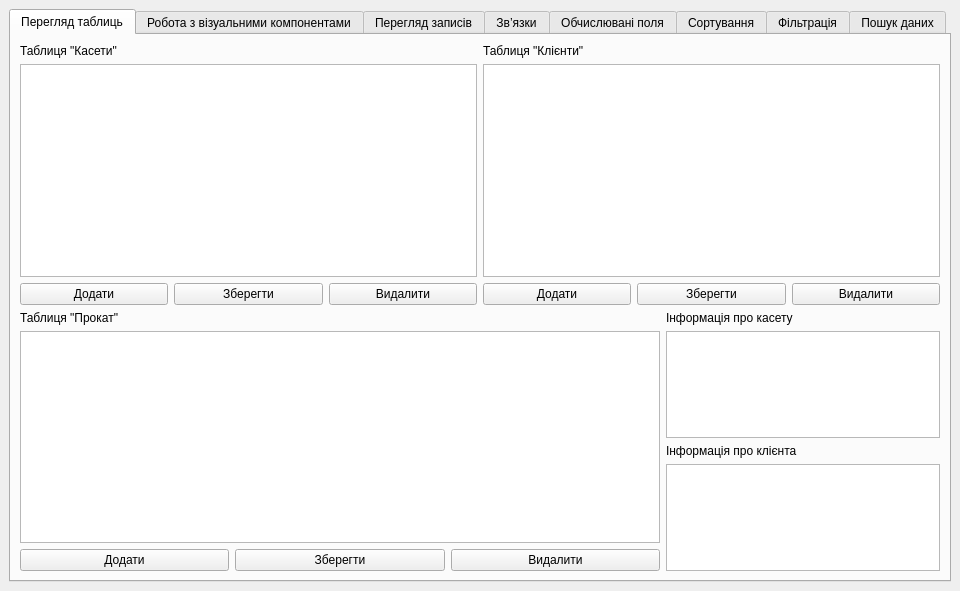
First picture: the form in III_course/2025-11-19-qt-practical-13-postgresql/rental/rental.ui, repository yourhostel/cpp_course, before the edit.
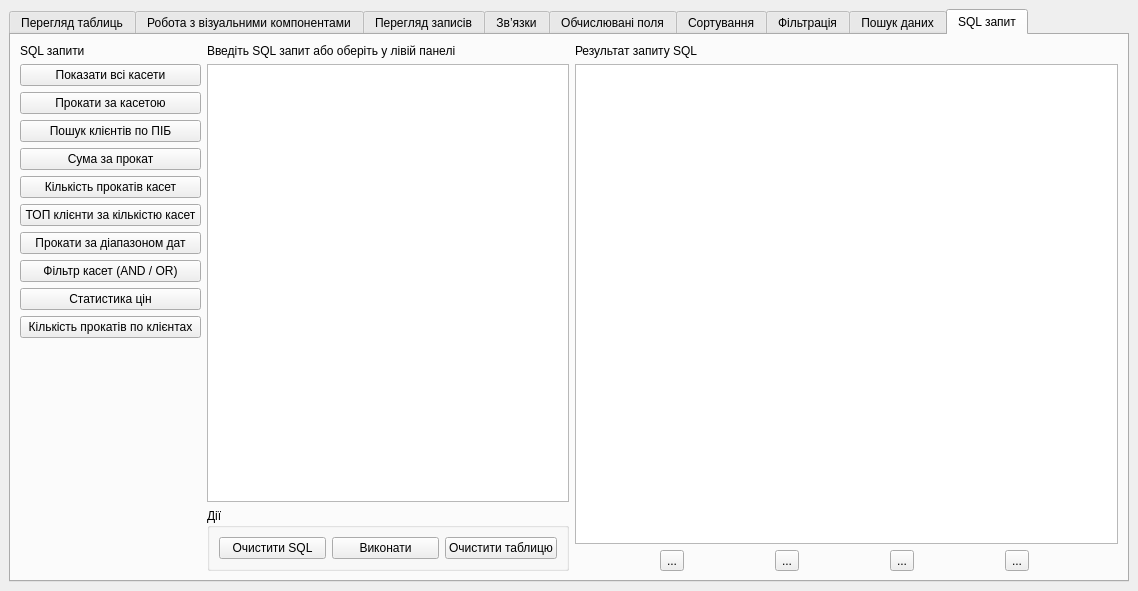
Second picture: the form after the edit. The open tabs and pages were chosen to show the change. Icons and pictures are not drawn.

Commit message: Додано sql_query

```diff
--- a/III_course/2025-11-19-qt-practical-13-postgresql/rental/rental.ui
+++ b/III_course/2025-11-19-qt-practical-13-postgresql/rental/rental.ui
@@ -6,7 +6,7 @@
    <rect>
     <x>0</x>
     <y>0</y>
-    <width>960</width>
+    <width>1138</width>
     <height>591</height>
    </rect>
   </property>
@@ -1583,6 +1583,213 @@
           </item>
          </layout>
         </widget>
+        <widget class="QWidget" name="tabSqlQuery">
+         <attribute name="title">
+          <string>SQL запит</string>
+         </attribute>
+         <layout class="QHBoxLayout" name="horizontalLayout_11">
+          <item>
+           <layout class="QHBoxLayout" name="sqlMainLayout" stretch="2,4,6">
+            <item>
+             <layout class="QVBoxLayout" name="sqlLeftLayout">
+              <item>
+               <widget class="QLabel" name="sqlLeftLabel">
+                <property name="text">
+                 <string>SQL запити</string>
+                </property>
+               </widget>
+              </item>
+              <item>
+               <widget class="QPushButton" name="sqlBtn1">
+                <property name="text">
+                 <string>Показати всі касети</string>
+                </property>
+               </widget>
+              </item>
+              <item>
+               <widget class="QPushButton" name="sqlBtn2">
+                <property name="text">
+                 <string>Прокати за касетою</string>
+                </property>
+               </widget>
+              </item>
+              <item>
+               <widget class="QPushButton" name="sqlBtn3">
+                <property name="text">
+                 <string>Пошук клієнтів по ПІБ</string>
+                </property>
+               </widget>
+              </item>
+              <item>
+               <widget class="QPushButton" name="sqlBtn4">
+                <property name="text">
+                 <string>Сума за прокат</string>
+                </property>
+               </widget>
+              </item>
+              <item>
+               <widget class="QPushButton" name="sqlBtn5">
+                <property name="text">
+                 <string>Кількість прокатів касет</string>
+                </property>
+               </widget>
+              </item>
+              <item>
+               <widget class="QPushButton" name="sqlBtn6">
+                <property name="text">
+                 <string>ТОП клієнти за кількістю касет</string>
+                </property>
+               </widget>
+              </item>
+              <item>
+               <widget class="QPushButton" name="sqlBtn7">
+                <property name="text">
+                 <string>Прокати за діапазоном дат</string>
+                </property>
+               </widget>
+              </item>
+              <item>
+               <widget class="QPushButton" name="sqlBtn8">
+                <property name="text">
+                 <string>Фільтр касет (AND / OR)</string>
+                </property>
+               </widget>
+              </item>
+              <item>
+               <widget class="QPushButton" name="sqlBtn9">
+                <property name="text">
+                 <string>Статистика цін</string>
+                </property>
+               </widget>
+              </item>
+              <item>
+               <widget class="QPushButton" name="sqlBtn10">
+                <property name="text">
+                 <string>Кількість прокатів по клієнтах</string>
+                </property>
+               </widget>
+              </item>
+              <item>
+               <spacer name="sqlLeftSpacer">
+                <property name="orientation">
+                 <enum>Qt::Orientation::Vertical</enum>
+                </property>
+                <property name="sizeHint" stdset="0">
+                 <size>
+                  <width>20</width>
+                  <height>40</height>
+                 </size>
+                </property>
+               </spacer>
+              </item>
+             </layout>
+            </item>
+            <item>
+             <layout class="QVBoxLayout" name="sqlCenterLayout">
+              <item>
+               <widget class="QLabel" name="sqlEditorLabel">
+                <property name="text">
+                 <string>Введіть SQL запит або оберіть у лівій панелі</string>
+                </property>
+               </widget>
+              </item>
+              <item>
+               <widget class="QTextEdit" name="sqlEditorInput"/>
+              </item>
+              <item>
+               <widget class="QGroupBox" name="sqlActionsGroup">
+                <property name="title">
+                 <string>Дії</string>
+                </property>
+                <layout class="QHBoxLayout" name="horizontalLayout_8">
+                 <item>
+                  <widget class="QPushButton" name="sqlClearSqlButton">
+                   <property name="text">
+                    <string>Очистити SQL</string>
+                   </property>
+                  </widget>
+                 </item>
+                 <item>
+                  <widget class="QPushButton" name="sqlRunButton">
+                   <property name="text">
+                    <string>Виконати</string>
+                   </property>
+                  </widget>
+                 </item>
+                 <item>
+                  <widget class="QPushButton" name="sqlClearTableButton">
+                   <property name="text">
+                    <string>Очистити таблицю</string>
+                   </property>
+                  </widget>
+                 </item>
+                </layout>
+               </widget>
+              </item>
+             </layout>
+            </item>
+            <item>
+             <layout class="QVBoxLayout" name="sqlRightLayout">
+              <item>
+               <widget class="QLabel" name="sqlResultLabel">
+                <property name="text">
+                 <string>Результат запиту SQL</string>
+                </property>
+               </widget>
+              </item>
+              <item>
+               <widget class="QTableView" name="sqlResultTable"/>
+              </item>
+              <item>
+               <layout class="QHBoxLayout" name="sqlNavLayout">
+                <item>
+                 <widget class="QToolButton" name="sqlNavFirstButton">
+                  <property name="text">
+                   <string>...</string>
+                  </property>
+                  <property name="icon">
+                   <iconset theme="QIcon::ThemeIcon::MediaSkipBackward"/>
+                  </property>
+                 </widget>
+                </item>
+                <item>
+                 <widget class="QToolButton" name="sqlNavPrevButton">
+                  <property name="text">
+                   <string>...</string>
+                  </property>
+                  <property name="icon">
+                   <iconset theme="QIcon::ThemeIcon::MediaSeekBackward"/>
+                  </property>
+                 </widget>
+                </item>
+                <item>
+                 <widget class="QToolButton" name="sqlNavNextButton">
+                  <property name="text">
+                   <string>...</string>
+                  </property>
+                  <property name="icon">
+                   <iconset theme="QIcon::ThemeIcon::MediaSeekForward"/>
+                  </property>
+                 </widget>
+                </item>
+                <item>
+                 <widget class="QToolButton" name="sqlNavLastButton">
+                  <property name="text">
+                   <string>...</string>
+                  </property>
+                  <property name="icon">
+                   <iconset theme="QIcon::ThemeIcon::MediaSkipForward"/>
+                  </property>
+                 </widget>
+                </item>
+               </layout>
+              </item>
+             </layout>
+            </item>
+           </layout>
+          </item>
+         </layout>
+        </widget>
        </widget>
       </item>
      </layout>
```
Left out of the diff: 2 changed lines with no effect on the pictures. The commit also changes 9 other files.
